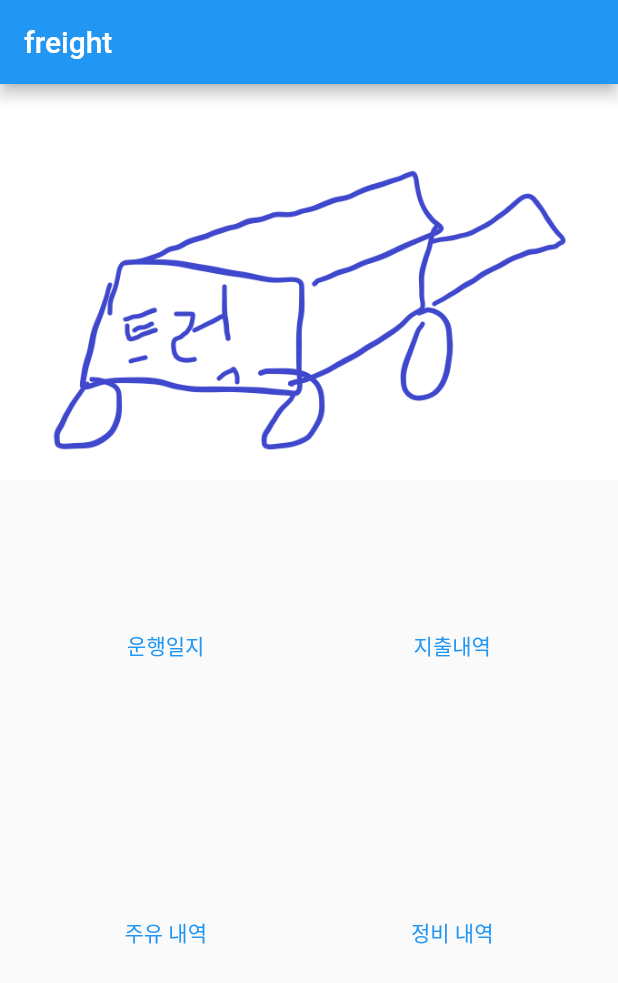
After one commit to jun-young1993/freight-ui, a Flutter app: the screen it shows after launch, on a phone screen of 412 x 824 dp. The commit adds this screen. Shown: the top 983 px of the screen. Run offline on Flutter 3.47's test engine with Material 2 defaults, Android fonts, the phone set to English and light mode, and no system bars; our stand-ins replace flutter_bloc.

Commit message:
main App Bar

```diff
--- a/lib/config/route_map.dart
+++ b/lib/config/route_map.dart
@@ -1,6 +1,16 @@
+import 'package:flutter/material.dart';
 import 'package:freight_ui/routes.dart';
 
 class AppRouteMap {
+  static List<Routes> getShowMenu(){
+    return [
+      Routes.drive,
+      Routes.expenditure,
+      Routes.oil,
+      Routes.maintenance
+    ];
+  }
+
   static String getName(Routes routes){
     switch(routes){
       case Routes.home:
--- a/lib/routes.dart
+++ b/lib/routes.dart
@@ -1,4 +1,5 @@
 import 'package:flutter/cupertino.dart';
+import 'package:freight_ui/config/route_map.dart';
 import 'package:freight_ui/ui/screen/expenditure/expenditure.dart';
 import 'package:freight_ui/ui/screen/home/home.dart';
 
--- a/lib/ui/screen/home/home.dart
+++ b/lib/ui/screen/home/home.dart
@@ -3,6 +3,7 @@ import 'package:freight_ui/config/constant.dart';
 import 'package:freight_ui/config/images.dart';
 import 'package:freight_ui/config/route_map.dart';
 import 'package:freight_ui/routes.dart';
+import 'package:freight_ui/ui/widgets/app_bar.dart';
 
 class HomeScreen extends StatefulWidget {
   const HomeScreen({super.key});
@@ -21,27 +22,15 @@ class _HomeScreenState extends State<HomeScreen> {
 
   @override
   Widget build(BuildContext context){
-    return Scaffold(
-        appBar: AppBar(
-          title: _buildTitle()
-        ),
-        body : Center(
+    return MainAppBar(
+      child: Center(
           child:  Column(
             children: [
               _buildImage(),
-              _buildMenus([
-                  Routes.drive,
-                  Routes.expenditure,
-                  Routes.oil,
-                  Routes.maintenance
-              ])
+              _buildMenus(AppRouteMap.getShowMenu())
           ],)
-        )
+        ),
     );
-  }
-
-  Widget _buildTitle(){
-    return Text(AppConstant.name);
   }
 
   Widget _buildImage(){
--- /dev/null
+++ b/lib/ui/widgets/app_bar.dart
@@ -0,0 +1,28 @@
+import 'package:flutter/material.dart';
+import 'package:freight_ui/config/constant.dart';
+
+class MainAppBar extends StatelessWidget {
+  const MainAppBar({
+    super.key,
+    required this.child
+  });
+
+  final Widget child;
+
+  @override
+  Widget build(BuildContext context) {
+
+    return Scaffold(
+      appBar: AppBar(
+        title: _buildTitle()
+      ),
+      body : child
+    );
+  }
+
+    Widget _buildTitle(){
+      return Text(AppConstant.name);
+    }
+
+
+}
```
